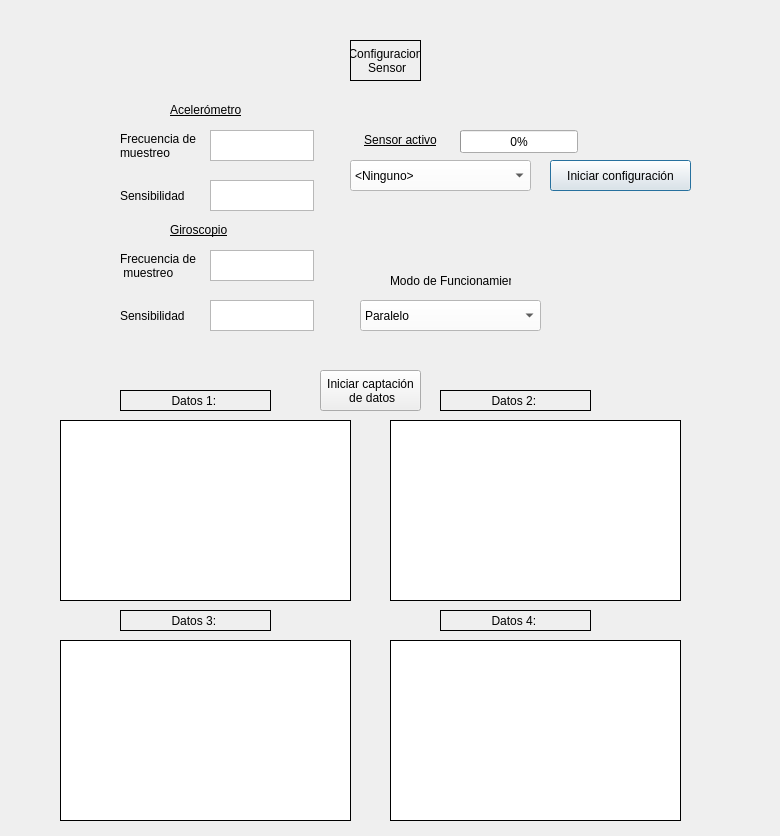
Above: sample_project/UI/tarea2.ui from Stevennns/SistemasEmbebidos before the change. Below: the same form after it.
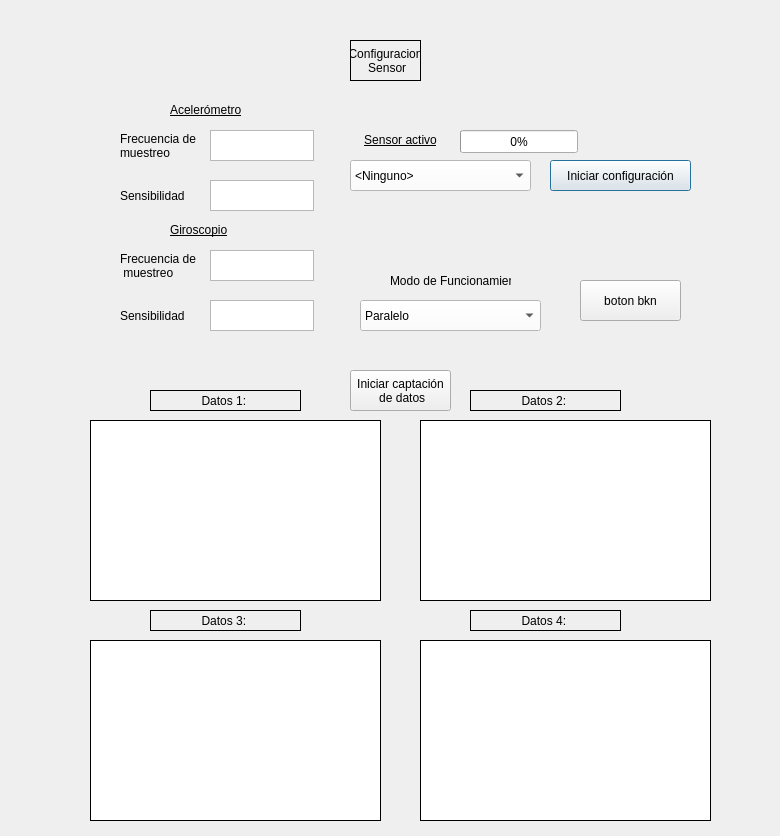
That is the form after the change.

```diff
--- a/sample_project/UI/tarea2.ui
+++ b/sample_project/UI/tarea2.ui
@@ -269,7 +269,7 @@
   <widget class="QGraphicsView" name="Plot1">
    <property name="geometry">
     <rect>
-     <x>60</x>
+     <x>90</x>
      <y>420</y>
      <width>291</width>
      <height>181</height>
@@ -285,7 +285,7 @@
   <widget class="QGraphicsView" name="Plot2">
    <property name="geometry">
     <rect>
-     <x>390</x>
+     <x>420</x>
      <y>420</y>
      <width>291</width>
      <height>181</height>
@@ -301,7 +301,7 @@
   <widget class="QGraphicsView" name="Plot3">
    <property name="geometry">
     <rect>
-     <x>60</x>
+     <x>90</x>
      <y>640</y>
      <width>291</width>
      <height>181</height>
@@ -317,7 +317,7 @@
   <widget class="QGraphicsView" name="Plot4">
    <property name="geometry">
     <rect>
-     <x>390</x>
+     <x>420</x>
      <y>640</y>
      <width>291</width>
      <height>181</height>
@@ -333,7 +333,7 @@
   <widget class="QLabel" name="label_3">
    <property name="geometry">
     <rect>
-     <x>120</x>
+     <x>150</x>
      <y>390</y>
      <width>151</width>
      <height>21</height>
@@ -355,7 +355,7 @@
   <widget class="QLabel" name="label_4">
    <property name="geometry">
     <rect>
-     <x>440</x>
+     <x>470</x>
      <y>390</y>
      <width>151</width>
      <height>21</height>
@@ -377,7 +377,7 @@
   <widget class="QLabel" name="label_5">
    <property name="geometry">
     <rect>
-     <x>120</x>
+     <x>150</x>
      <y>610</y>
      <width>151</width>
      <height>21</height>
@@ -399,7 +399,7 @@
   <widget class="QLabel" name="label_6">
    <property name="geometry">
     <rect>
-     <x>440</x>
+     <x>470</x>
      <y>610</y>
      <width>151</width>
      <height>21</height>
@@ -434,7 +434,7 @@
   <widget class="QPushButton" name="pushButton_2">
    <property name="geometry">
     <rect>
-     <x>320</x>
+     <x>350</x>
      <y>370</y>
      <width>101</width>
      <height>41</height>
@@ -445,6 +445,19 @@
  de datos</string>
    </property>
   </widget>
+  <widget class="QPushButton" name="test_boton">
+   <property name="geometry">
+    <rect>
+     <x>580</x>
+     <y>280</y>
+     <width>101</width>
+     <height>41</height>
+    </rect>
+   </property>
+   <property name="text">
+    <string>boton bkn</string>
+   </property>
+  </widget>
  </widget>
  <resources/>
  <connections/>
```
